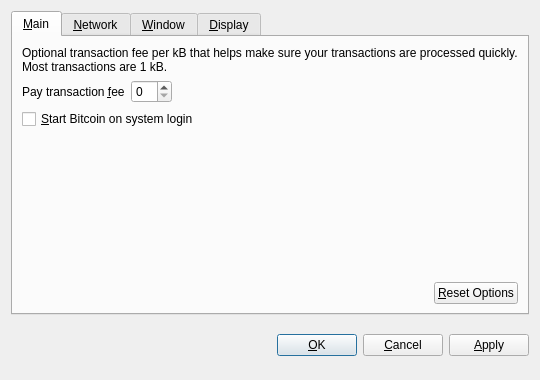
This is src/qt/forms/optionsdialog.ui in neiros/TDC as Qt 5 draws it before an edit. The edited form follows.
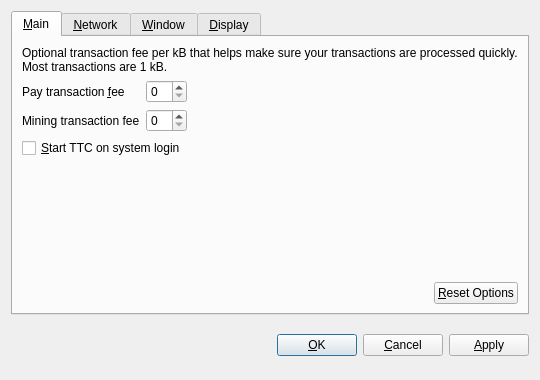
This is the edited form. Custom widgets are drawn as their Qt base class.

```diff
--- a/src/qt/forms/optionsdialog.ui
+++ b/src/qt/forms/optionsdialog.ui
@@ -46,6 +46,8 @@
        <item>
         <layout class="QHBoxLayout" name="horizontalLayout_1_Main">
          <item>
+          <layout class="QVBoxLayout" name="verticalLayout_2">
+           <item>
           <widget class="QLabel" name="transactionFeeLabel">
            <property name="text">
             <string>Pay transaction &amp;fee</string>
@@ -59,9 +61,25 @@
           </widget>
          </item>
          <item>
+            <widget class="QLabel" name="label">
+             <property name="text">
+              <string>Mining transaction fee</string>
+             </property>
+            </widget>
+           </item>
+          </layout>
+         </item>
+         <item>
+          <layout class="QVBoxLayout" name="verticalLayout_3">
+           <item>
           <widget class="BitcoinAmountField" name="transactionFee"/>
          </item>
          <item>
+            <widget class="BitcoinAmountField" name="MiningTrFee"/>
+           </item>
+          </layout>
+         </item>
+         <item>
           <spacer name="horizontalSpacer_1_Main">
            <property name="orientation">
             <enum>Qt::Horizontal</enum>
@@ -82,7 +100,7 @@
           <string>Automatically start Bitcoin after logging in to the system.</string>
          </property>
          <property name="text">
-          <string>&amp;Start Bitcoin on system login</string>
+          <string>&amp;Start TTC on system login</string>
          </property>
         </widget>
        </item>
```
Lines whose indentation alone changed are shown as unchanged.
